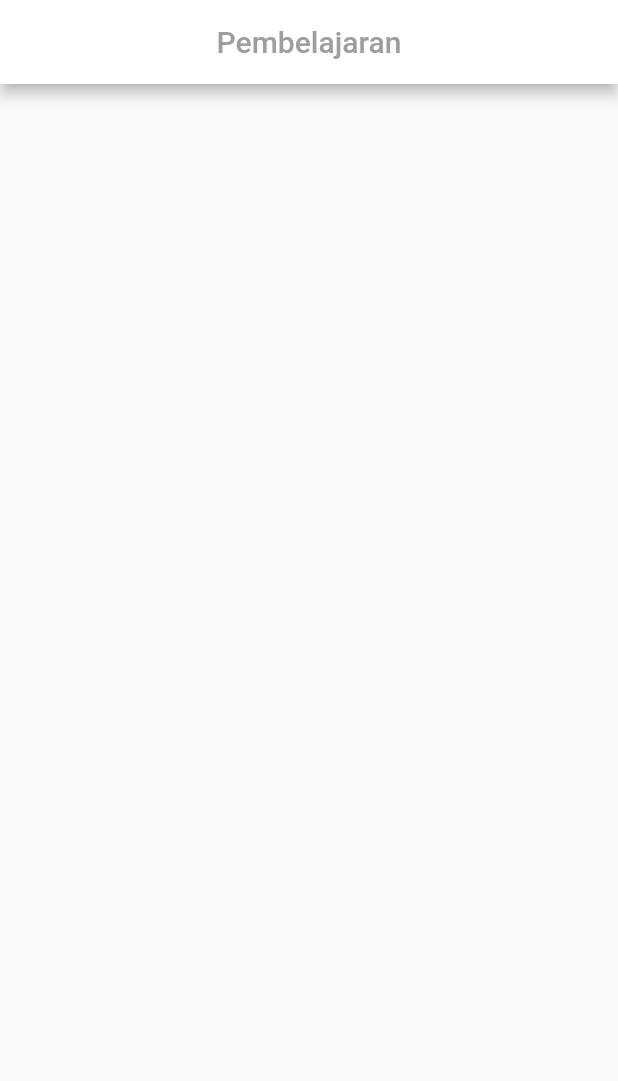
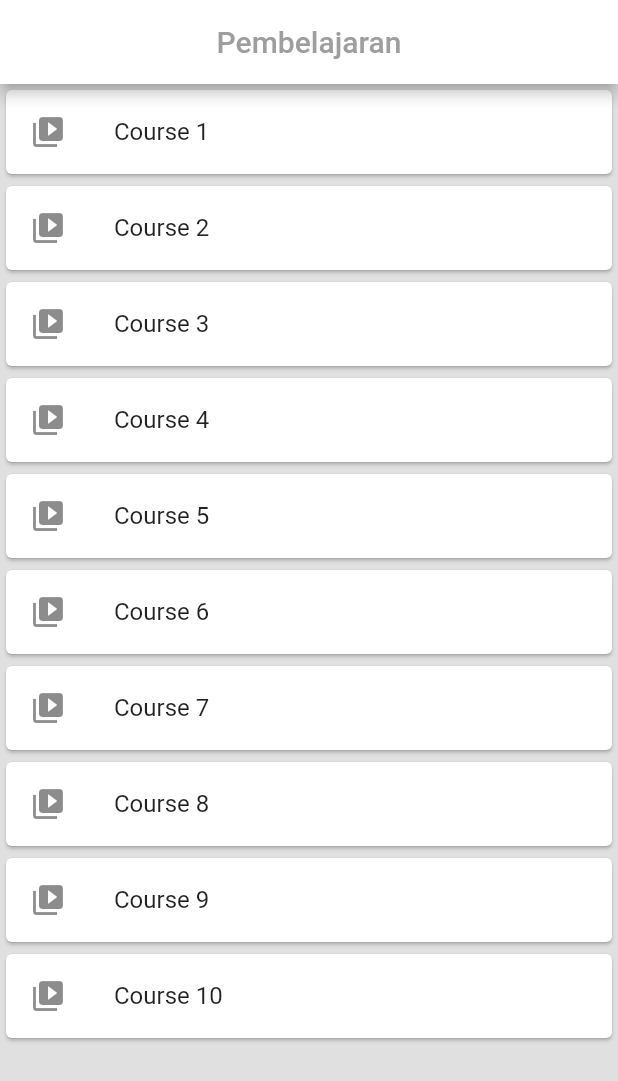
Before and after one commit to kuuhaku86/eco_quiz, a Flutter app: the MenuPembelajaranPage screen opened by its route, on a phone screen of 412 x 824 dp. Shown: the top 1081 px of the screen. Run offline on Flutter 3.47's test engine with Material 2 defaults, Android fonts, the phone set to English and light mode, and no system bars; our stand-ins replace video_player.

Commit message:
Menyelesaikan Beberapa Page

```diff
--- a/lib/screens/pembelajaran/menu_pembelajaran/menu_pembelajaran_page.dart
+++ b/lib/screens/pembelajaran/menu_pembelajaran/menu_pembelajaran_page.dart
@@ -1,15 +1,38 @@
+import 'package:eco_quiz/util/list_class.dart';
 import 'package:eco_quiz/widgets/app_bar.dart';
+import 'package:eco_quiz/widgets/list_card.dart';
 import 'package:flutter/material.dart';
 
-class MenuPembelajaranPage extends StatelessWidget {
-  const MenuPembelajaranPage({Key key}) : super(key: key);
+class MenuPembelajaranPage extends StatefulWidget {
+  MenuPembelajaranPage({Key key}) : super(key: key);
+
+  @override
+  _MenuPembelajaranPageState createState() => _MenuPembelajaranPageState();
+}
+
+class _MenuPembelajaranPageState extends State<MenuPembelajaranPage> {
+  List<ListClass> list = [
+    ListClass(name: "Course 1", route: "/video_pembelajaran", icon: Icons.video_library),
+    ListClass(name: "Course 2", route: "/video_pembelajaran", icon: Icons.video_library),
+    ListClass(name: "Course 3", route: "/video_pembelajaran", icon: Icons.video_library),
+    ListClass(name: "Course 4", route: "/video_pembelajaran", icon: Icons.video_library),
+    ListClass(name: "Course 5", route: "/video_pembelajaran", icon: Icons.video_library),
+    ListClass(name: "Course 6", route: "/video_pembelajaran", icon: Icons.video_library),
+    ListClass(name: "Course 7", route: "/video_pembelajaran", icon: Icons.video_library),
+    ListClass(name: "Course 8", route: "/video_pembelajaran", icon: Icons.video_library),
+    ListClass(name: "Course 9", route: "/video_pembelajaran", icon: Icons.video_library),
+    ListClass(name: "Course 10", route: "/video_pembelajaran", icon: Icons.video_library),
+  ];
 
   @override
   Widget build(BuildContext context) {
     return Scaffold(
       appBar: appBar("Pembelajaran"),
-      body: ListView(
-
+      backgroundColor: Colors.grey[300],
+      body: ListView.builder(
+        itemCount: 10,
+        itemBuilder: (BuildContext context, int index) => listCard(
+          list[index].name, list[index].route, list[index].icon, context),
       ),
     );
   }
--- a/lib/screens/pembelajaran/video_pembelajaran/video_pembelajaran_page.dart
+++ b/lib/screens/pembelajaran/video_pembelajaran/video_pembelajaran_page.dart
@@ -1,12 +1,24 @@
 import 'package:flutter/material.dart';
+import 'package:video_player/video_player.dart';
 
-class VideoPembelajaranPage extends StatelessWidget {
+class VideoPembelajaranPage extends StatefulWidget {
   const VideoPembelajaranPage({Key key}) : super(key: key);
 
   @override
+  _VideoPembelajaranPageState createState() => _VideoPembelajaranPageState();
+}
+
+class _VideoPembelajaranPageState extends State<VideoPembelajaranPage> {
+  VideoPlayerController _videoController;
+
+  @override
   Widget build(BuildContext context) {
-    return Container(
-      child: Container(),
+    return Scaffold(
+      body: Row(
+        children: [
+
+        ],
+      ),
     );
   }
 }
--- /dev/null
+++ b/lib/util/list_class.dart
@@ -0,0 +1,8 @@
+import 'package:flutter/material.dart';
+
+class ListClass {
+  String name, route;
+  IconData icon;
+
+  ListClass({@required this.name, @required this.route, @required this.icon});
+}
--- /dev/null
+++ b/lib/widgets/list_card.dart
@@ -0,0 +1,15 @@
+import 'package:flutter/material.dart';
+
+Widget listCard(String name, String route, IconData icon, BuildContext context) {
+  return Card(
+    child: ListTile(
+      leading: Icon(icon),
+      title: Text(
+        name
+      ),
+      onTap: () {
+        Navigator.pushNamed(context, route);
+      },
+    ),
+  );
+}
--- a/pubspec.yaml
+++ b/pubspec.yaml
@@ -23,6 +23,7 @@ dependencies:
   # The following adds the Cupertino Icons font to your application.
   # Use with the CupertinoIcons class for iOS style icons.
   cupertino_icons: ^0.1.2
+  video_player: ^0.10.7
 
 dev_dependencies:
   flutter_test:
```
Also changed, not shown: pubspec.lock, 3 other files.
